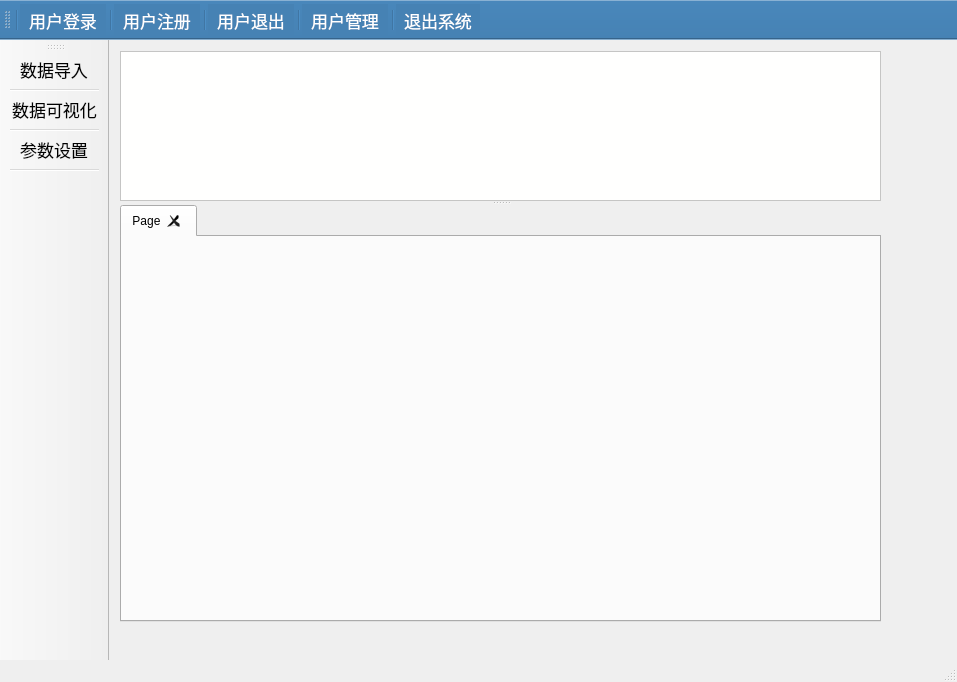
The window that UI/MainWindow.ui (peipan/charge_station) describes before a commit, drawn with Qt 5.
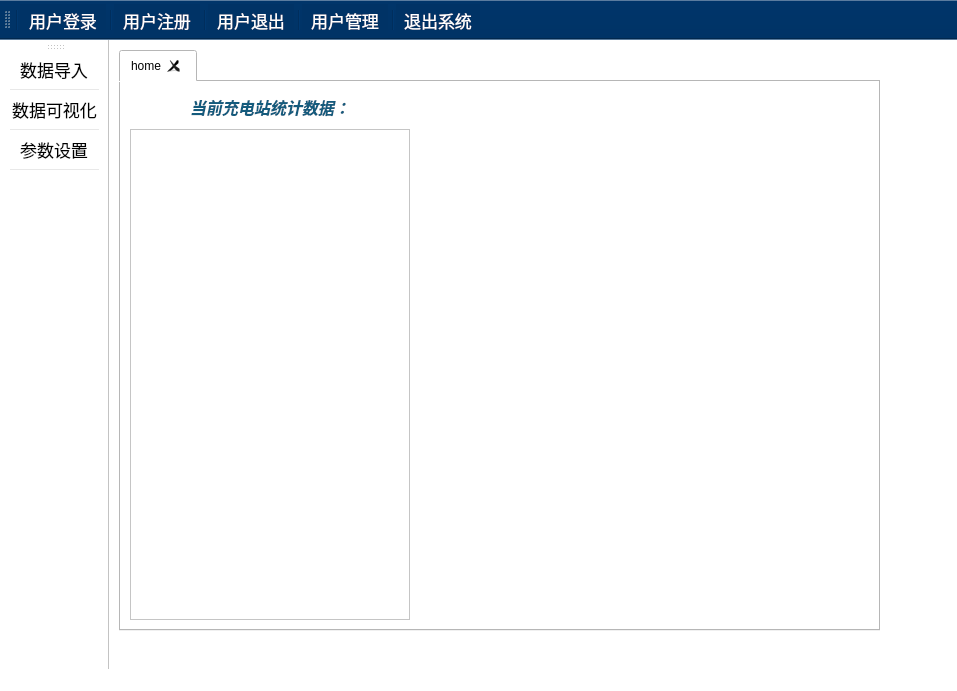
The same window after the commit. Icons and pictures are not drawn.

What changed in the file:
```diff
--- a/UI/MainWindow.ui
+++ b/UI/MainWindow.ui
@@ -7,69 +7,89 @@
     <x>0</x>
     <y>0</y>
     <width>957</width>
-    <height>682</height>
+    <height>691</height>
    </rect>
   </property>
   <property name="windowTitle">
    <string>MainWindow</string>
   </property>
+  <property name="styleSheet">
+   <string notr="true">background-color: rgb(255, 255, 255);</string>
+  </property>
   <widget class="QWidget" name="centralwidget">
-   <widget class="QSplitter" name="splitter">
+   <widget class="QTabWidget" name="tabWidget">
     <property name="geometry">
      <rect>
-      <x>11</x>
-      <y>11</y>
+      <x>10</x>
+      <y>10</y>
       <width>761</width>
-      <height>571</height>
+      <height>581</height>
      </rect>
     </property>
-    <property name="orientation">
-     <enum>Qt::Vertical</enum>
+    <property name="sizePolicy">
+     <sizepolicy hsizetype="Preferred" vsizetype="Preferred">
+      <horstretch>0</horstretch>
+      <verstretch>0</verstretch>
+     </sizepolicy>
     </property>
-    <widget class="QTableView" name="tableView">
-     <property name="sizePolicy">
-      <sizepolicy hsizetype="Expanding" vsizetype="Preferred">
-       <horstretch>0</horstretch>
-       <verstretch>0</verstretch>
-      </sizepolicy>
-     </property>
-     <property name="minimumSize">
-      <size>
-       <width>0</width>
-       <height>150</height>
-      </size>
-     </property>
-     <property name="maximumSize">
-      <size>
-       <width>16777215</width>
-       <height>150</height>
-      </size>
-     </property>
-     <property name="whatsThis">
-      <string>&lt;html&gt;&lt;head/&gt;&lt;body&gt;&lt;p&gt;&lt;br/&gt;&lt;/p&gt;&lt;/body&gt;&lt;/html&gt;</string>
-     </property>
-     <property name="styleSheet">
-      <string notr="true">background-color: rgb(255, 255, 254);</string>
-     </property>
-    </widget>
-    <widget class="QTabWidget" name="tabWidget">
-     <property name="sizePolicy">
-      <sizepolicy hsizetype="Preferred" vsizetype="Preferred">
-       <horstretch>0</horstretch>
-       <verstretch>0</verstretch>
-      </sizepolicy>
-     </property>
-     <property name="currentIndex">
-      <number>0</number>
-     </property>
-     <property name="tabsClosable">
-      <bool>true</bool>
-     </property>
-     <widget class="QWidget" name="tab">
-      <attribute name="title">
-       <string>Page</string>
-      </attribute>
-     </widget>
+    <property name="styleSheet">
+     <string notr="true">background-color: rgb(255, 255, 255);</string>
+    </property>
+    <property name="currentIndex">
+     <number>0</number>
+    </property>
+    <property name="tabsClosable">
+     <bool>true</bool>
+    </property>
+    <widget class="QWidget" name="tab">
+     <attribute name="title">
+      <string>home</string>
+     </attribute>
+     <layout class="QGridLayout" name="gridLayout">
+      <item row="0" column="0">
+       <widget class="QLabel" name="label_3">
+        <property name="minimumSize">
+         <size>
+          <width>0</width>
+          <height>32</height>
+         </size>
+        </property>
+        <property name="maximumSize">
+         <size>
+          <width>300</width>
+          <height>16777215</height>
+         </size>
+        </property>
+        <property name="styleSheet">
+         <string notr="true">font: 17pt &quot;Adobe 黑体 Std R&quot;;
+</string>
+        </property>
+        <property name="text">
+         <string>&lt;html&gt;&lt;head/&gt;&lt;body&gt;&lt;p align=&quot;center&quot;&gt;&lt;span style=&quot; font-size:12pt; font-weight:600; font-style:italic; color:#145b7d;&quot;&gt;当前充电站统计数据：&lt;/span&gt;&lt;/p&gt;&lt;/body&gt;&lt;/html&gt;</string>
+        </property>
+       </widget>
+      </item>
+      <item row="1" column="1">
+       <widget class="QLabel" name="label">
+        <property name="text">
+         <string/>
+        </property>
+       </widget>
+      </item>
+      <item row="1" column="0">
+       <widget class="QTableView" name="tableView">
+        <property name="maximumSize">
+         <size>
+          <width>280</width>
+          <height>16777215</height>
+         </size>
+        </property>
+        <property name="styleSheet">
+         <string notr="true"/>
+        </property>
+       </widget>
+      </item>
+     </layout>
     </widget>
    </widget>
   </widget>
@@ -98,7 +118,7 @@
     <enum>Qt::LeftToRight</enum>
    </property>
    <property name="styleSheet">
-    <string notr="true">background-color:#4682b4;
+    <string notr="true">background-color:#003366;
 color: rgb(255, 255, 255);</string>
    </property>
    <property name="movable">
```
Left out of the diff: 3 changed lines with no effect on the pictures.
